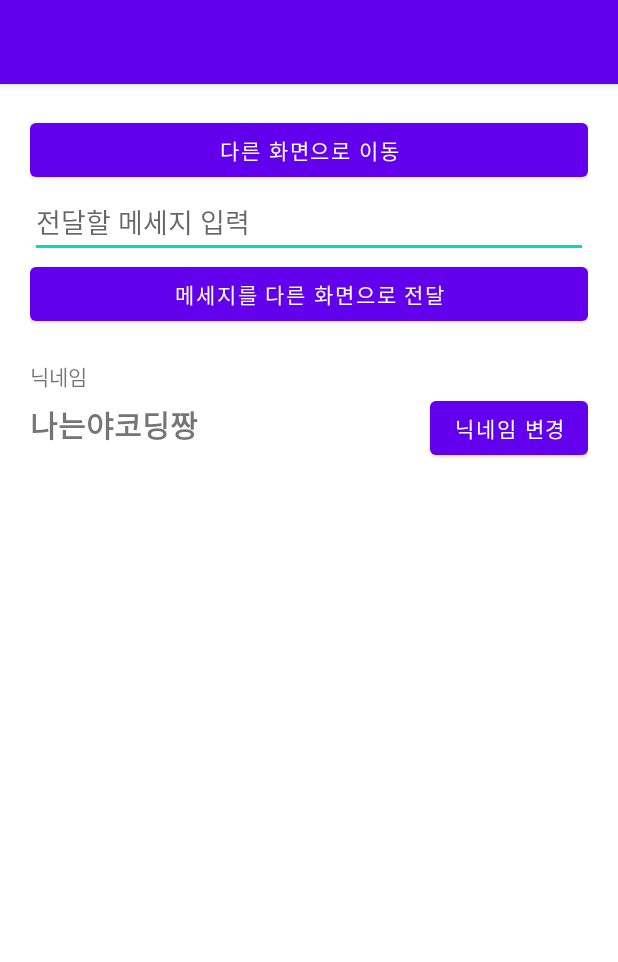
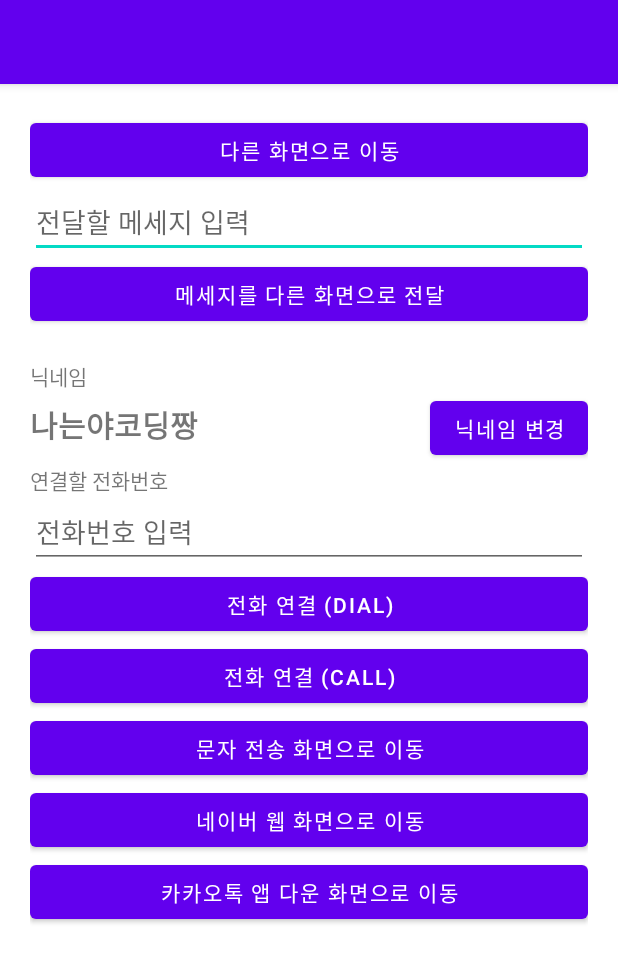
Before and after one commit to Eundding/AndroidStudy, an Android app: the screen it shows after launch (MainActivity), on a phone screen of 412 x 824 dp. Shown: the top 962 px of the screen. Run offline under Robolectric (Android 15) with nearby library versions, the phone set to English and light mode, and no system bars.

Commit message:
call, sms, web, playstore 액션

```diff
--- a/Intent/app/src/main/res/layout/activity_main.xml
+++ b/Intent/app/src/main/res/layout/activity_main.xml
@@ -54,9 +54,52 @@
             android:layout_height="wrap_content"
             android:layout_marginLeft="20dp"
             android:text="닉네임 변경"/>
+    </LinearLayout>
+
+    <!--New New-->
+    <TextView
+        android:layout_width="match_parent"
+        android:layout_height="wrap_content"
+        android:text="연결할 전화번호"/>
+
+    <EditText
+        android:id="@+id/phoneNumEdt"
+        android:layout_width="match_parent"
+        android:layout_height="wrap_content"
+        android:hint="전화번호 입력"
+        android:inputType="phone"/>
+
+    <Button
+        android:id="@+id/dialBtn"
+        android:layout_width="match_parent"
+        android:layout_height="wrap_content"
+        android:text="전화 연결 (DIAL)"/>
+
+    <Button
+        android:id="@+id/callBtn"
+        android:layout_width="match_parent"
+        android:layout_height="wrap_content"
+        android:text="전화 연결 (CALL)"/>
+
+    <Button
+        android:id="@+id/smsBtn"
+        android:layout_width="match_parent"
+        android:layout_height="wrap_content"
+        android:text="문자 전송 화면으로 이동"/>
+
+    <Button
+        android:id="@+id/webBtn"
+        android:layout_width="match_parent"
+        android:layout_height="wrap_content"
+        android:text="네이버 웹 화면으로 이동"/>
+
+    <Button
+        android:id="@+id/kakaoStoreBtn"
+        android:layout_width="match_parent"
+        android:layout_height="wrap_content"
+        android:text="카카오톡 앱 다운 화면으로 이동"/>
 
 
-    </LinearLayout>
 
 
 </LinearLayout>
```
Also changed, not shown: Intent/app/src/main/java/com/eunjeong/intent/MainActivity.kt (+40 -0 lines).
